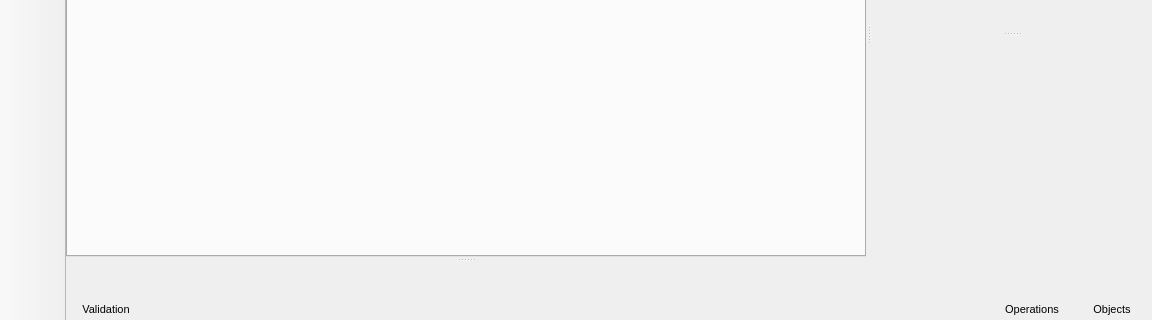
The window that libpgmodeler_ui/ui/mainwindow.ui (pgmodeler/pgmodeler) describes before a commit, drawn with Qt 5; both pictures show x 0 to 1152 and y 280 to 600 of the 1152 by 600 pixel window.
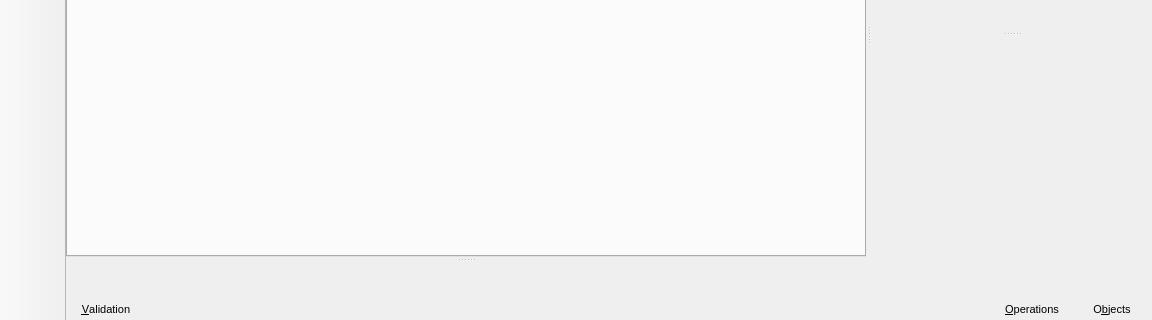
The same window after the commit. Icons and pictures are not drawn.

Commit message: Minor fixes on ui-style.conf

```diff
--- a/libpgmodeler_ui/ui/mainwindow.ui
+++ b/libpgmodeler_ui/ui/mainwindow.ui
@@ -110,7 +110,7 @@
           </font>
          </property>
          <property name="text">
-          <string>Objects</string>
+          <string>O&amp;bjects</string>
          </property>
          <property name="icon">
           <iconset resource="../res/resources.qrc">
@@ -138,7 +138,7 @@
           </font>
          </property>
          <property name="text">
-          <string>Validation</string>
+          <string>&amp;Validation</string>
          </property>
          <property name="icon">
           <iconset resource="../res/resources.qrc">
@@ -166,7 +166,7 @@
           </font>
          </property>
          <property name="text">
-          <string>Operations</string>
+          <string>&amp;Operations</string>
          </property>
          <property name="icon">
           <iconset resource="../res/resources.qrc">
```
The commit also changes 2 other files.
